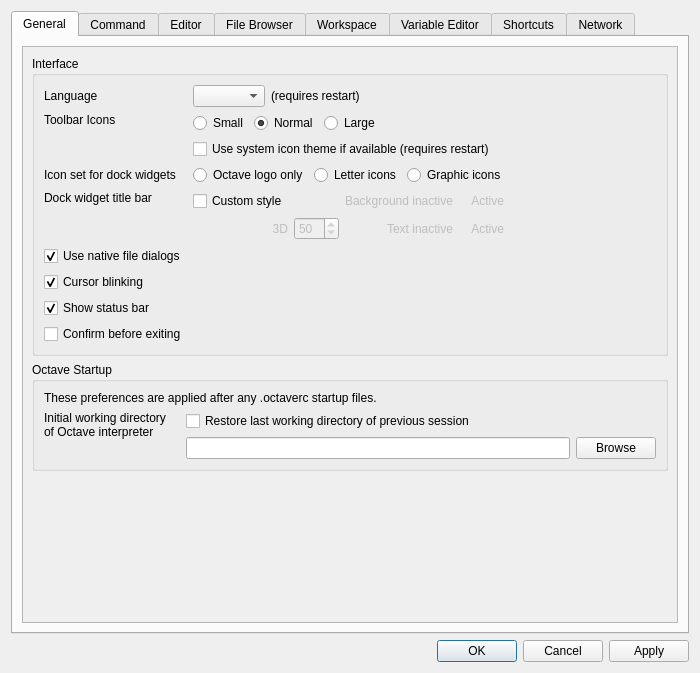
ctaggart/octave, file libgui/src/settings-dialog.ui: the form before one commit.
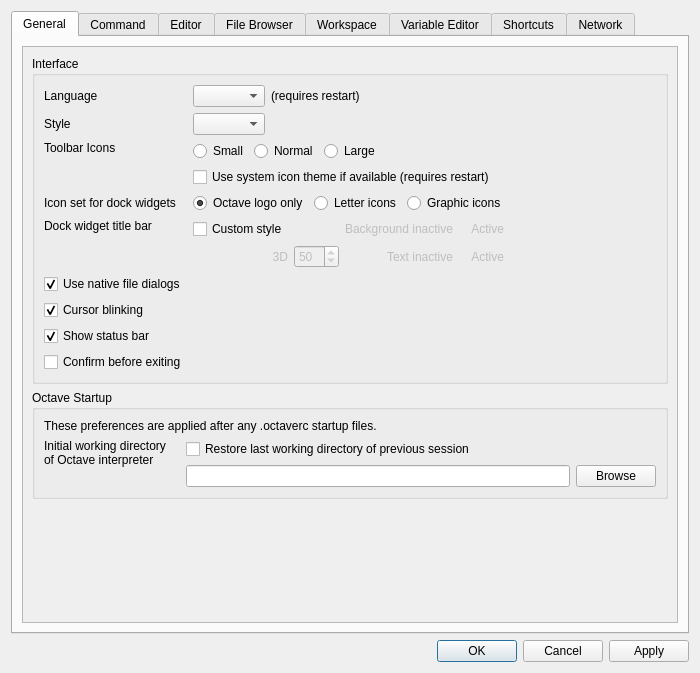
The form after the commit.

Commit message: allow to select the gui style in the preferences dialog

```diff
--- a/libgui/src/settings-dialog.ui
+++ b/libgui/src/settings-dialog.ui
@@ -96,21 +96,157 @@
                   </item>
                  </layout>
                 </item>
+                <item row="7" column="0">
+                 <widget class="QLabel" name="label_15">
+                  <property name="text">
+                   <string>Dock widget title bar</string>
+                  </property>
+                  <property name="alignment">
+                   <set>Qt::AlignLeading|Qt::AlignLeft|Qt::AlignTop</set>
+                  </property>
+                 </widget>
+                </item>
+                <item row="8" column="0">
+                 <widget class="QCheckBox" name="cb_use_native_file_dialogs">
+                  <property name="text">
+                   <string>Use native file dialogs</string>
+                  </property>
+                  <property name="checked">
+                   <bool>true</bool>
+                  </property>
+                 </widget>
+                </item>
+                <item row="3" column="1">
+                 <layout class="QVBoxLayout" name="verticalLayout_5">
+                  <item>
+                   <layout class="QHBoxLayout" name="horizontalLayout_6">
+                    <item>
+                     <widget class="QRadioButton" name="icon_size_small">
+                      <property name="text">
+                       <string>Small</string>
+                      </property>
+                     </widget>
+                    </item>
+                    <item>
+                     <widget class="QRadioButton" name="icon_size_normal">
+                      <property name="text">
+                       <string>Normal</string>
+                      </property>
+                      <property name="checked">
+                       <bool>true</bool>
+                      </property>
+                     </widget>
+                    </item>
+                    <item>
+                     <widget class="QRadioButton" name="icon_size_large">
+                      <property name="text">
+                       <string>Large</string>
+                      </property>
+                     </widget>
+                    </item>
+                    <item>
+                     <spacer name="horizontalSpacer_4">
+                      <property name="orientation">
+                       <enum>Qt::Horizontal</enum>
+                      </property>
+                      <property name="sizeHint" stdset="0">
+                       <size>
+                        <width>40</width>
+                        <height>20</height>
+                       </size>
+                      </property>
+                     </spacer>
+                    </item>
+                   </layout>
+                  </item>
+                  <item>
+                   <widget class="QCheckBox" name="cb_system_icon_theme">
+                    <property name="text">
+                     <string>Use system icon theme if available (requires restart)</string>
+                    </property>
+                   </widget>
+                  </item>
+                 </layout>
+                </item>
+                <item row="9" column="0">
+                 <widget class="QCheckBox" name="cb_cursor_blinking">
+                  <property name="text">
+                   <string>Cursor blinking</string>
+                  </property>
+                  <property name="checked">
+                   <bool>true</bool>
+                  </property>
+                 </widget>
+                </item>
                 <item row="10" column="0">
-                 <widget class="QCheckBox" name="cb_prompt_to_exit">
+                 <widget class="QCheckBox" name="cb_status_bar">
                   <property name="text">
-                   <string>Confirm before exiting</string>
+                   <string>Show status bar</string>
                   </property>
+                  <property name="checked">
+                   <bool>true</bool>
+                  </property>
                  </widget>
                 </item>
-                <item row="1" column="0">
-                 <widget class="QLabel" name="label_2">
+                <item row="5" column="1">
+                 <layout class="QHBoxLayout" name="horizontalLayout_9">
+                  <item>
+                   <widget class="QRadioButton" name="general_icon_octave">
+                    <property name="text">
+                     <string>Octave logo only</string>
+                    </property>
+                    <property name="checked">
+                     <bool>true</bool>
+                    </property>
+                   </widget>
+                  </item>
+                  <item>
+                   <widget class="QRadioButton" name="general_icon_letter">
+                    <property name="text">
+                     <string>Letter icons</string>
+                    </property>
+                   </widget>
+                  </item>
+                  <item>
+                   <widget class="QRadioButton" name="general_icon_graphic">
+                    <property name="text">
+                     <string>Graphic icons</string>
+                    </property>
+                   </widget>
+                  </item>
+                  <item>
+                   <spacer name="horizontalSpacer_6">
+                    <property name="orientation">
+                     <enum>Qt::Horizontal</enum>
+                    </property>
+                    <property name="sizeHint" stdset="0">
+                     <size>
+                      <width>40</width>
+                      <height>20</height>
+                     </size>
+                    </property>
+                   </spacer>
+                  </item>
+                 </layout>
+                </item>
+                <item row="3" column="0">
+                 <widget class="QLabel" name="label_8">
                   <property name="text">
-                   <string>Language</string>
+                   <string>Toolbar Icons</string>
                   </property>
+                  <property name="alignment">
+                   <set>Qt::AlignLeading|Qt::AlignLeft|Qt::AlignTop</set>
+                  </property>
                  </widget>
                 </item>
-                <item row="6" column="1">
+                <item row="5" column="0">
+                 <widget class="QLabel" name="label_9">
+                  <property name="text">
+                   <string>Icon set for dock widgets</string>
+                  </property>
+                 </widget>
+                </item>
+                <item row="7" column="1">
                  <layout class="QHBoxLayout" name="horizontalLayout_4">
                   <item>
                    <layout class="QGridLayout" name="gridLayout_13">
@@ -272,156 +408,47 @@
                   </item>
                  </layout>
                 </item>
-                <item row="6" column="0">
-                 <widget class="QLabel" name="label_15">
+                <item row="11" column="0">
+                 <widget class="QCheckBox" name="cb_prompt_to_exit">
                   <property name="text">
-                   <string>Dock widget title bar</string>
+                   <string>Confirm before exiting</string>
                   </property>
-                  <property name="alignment">
-                   <set>Qt::AlignLeading|Qt::AlignLeft|Qt::AlignTop</set>
-                  </property>
                  </widget>
                 </item>
-                <item row="4" column="1">
-                 <layout class="QHBoxLayout" name="horizontalLayout_9">
-                  <item>
-                   <widget class="QRadioButton" name="general_icon_octave">
-                    <property name="text">
-                     <string>Octave logo only</string>
-                    </property>
-                    <property name="checked">
-                     <bool>true</bool>
-                    </property>
-                   </widget>
-                  </item>
-                  <item>
-                   <widget class="QRadioButton" name="general_icon_letter">
-                    <property name="text">
-                     <string>Letter icons</string>
-                    </property>
-                   </widget>
-                  </item>
-                  <item>
-                   <widget class="QRadioButton" name="general_icon_graphic">
-                    <property name="text">
-                     <string>Graphic icons</string>
-                    </property>
-                   </widget>
-                  </item>
-                  <item>
-                   <spacer name="horizontalSpacer_6">
-                    <property name="orientation">
-                     <enum>Qt::Horizontal</enum>
-                    </property>
-                    <property name="sizeHint" stdset="0">
-                     <size>
-                      <width>40</width>
-                      <height>20</height>
-                     </size>
-                    </property>
-                   </spacer>
-                  </item>
-                 </layout>
-                </item>
-                <item row="4" column="0">
-                 <widget class="QLabel" name="label_9">
+                <item row="1" column="0">
+                 <widget class="QLabel" name="label_2">
                   <property name="text">
-                   <string>Icon set for dock widgets</string>
-                  </property>
-                 </widget>
-                </item>
-                <item row="9" column="0">
-                 <widget class="QCheckBox" name="cb_status_bar">
-                  <property name="text">
-                   <string>Show status bar</string>
-                  </property>
-                  <property name="checked">
-                   <bool>true</bool>
-                  </property>
-                 </widget>
-                </item>
-                <item row="8" column="0">
-                 <widget class="QCheckBox" name="cb_cursor_blinking">
-                  <property name="text">
-                   <string>Cursor blinking</string>
-                  </property>
-                  <property name="checked">
-                   <bool>true</bool>
-                  </property>
-                 </widget>
-                </item>
-                <item row="7" column="0">
-                 <widget class="QCheckBox" name="cb_use_native_file_dialogs">
-                  <property name="text">
-                   <string>Use native file dialogs</string>
-                  </property>
-                  <property name="checked">
-                   <bool>true</bool>
-                  </property>
-                 </widget>
-                </item>
-                <item row="2" column="0">
-                 <widget class="QLabel" name="label_8">
-                  <property name="text">
-                   <string>Toolbar Icons</string>
-                  </property>
-                  <property name="alignment">
-                   <set>Qt::AlignLeading|Qt::AlignLeft|Qt::AlignTop</set>
+                   <string>Language</string>
                   </property>
                  </widget>
                 </item>
                 <item row="2" column="1">
-                 <layout class="QVBoxLayout" name="verticalLayout_5">
+                 <layout class="QHBoxLayout" name="horizontalLayout_17">
                   <item>
-                   <layout class="QHBoxLayout" name="horizontalLayout_6">
-                    <item>
-                     <widget class="QRadioButton" name="icon_size_small">
-                      <property name="text">
-                       <string>Small</string>
-                      </property>
-                     </widget>
-                    </item>
-                    <item>
-                     <widget class="QRadioButton" name="icon_size_normal">
-                      <property name="text">
-                       <string>Normal</string>
-                      </property>
-                      <property name="checked">
-                       <bool>true</bool>
-                      </property>
-                     </widget>
-                    </item>
-                    <item>
-                     <widget class="QRadioButton" name="icon_size_large">
-                      <property name="text">
-                       <string>Large</string>
-                      </property>
-                     </widget>
-                    </item>
-                    <item>
-                     <spacer name="horizontalSpacer_4">
-                      <property name="orientation">
-                       <enum>Qt::Horizontal</enum>
-                      </property>
-                      <property name="sizeHint" stdset="0">
-                       <size>
-                        <width>40</width>
-                        <height>20</height>
-                       </size>
-                      </property>
-                     </spacer>
-                    </item>
-                   </layout>
+                   <widget class="QComboBox" name="combo_styles"/>
                   </item>
                   <item>
-                   <widget class="QCheckBox" name="cb_system_icon_theme">
-                    <property name="text">
-                     <string>Use system icon theme if available (requires restart)</string>
+                   <spacer name="horizontalSpacer">
+                    <property name="orientation">
+                     <enum>Qt::Horizontal</enum>
                     </property>
-                   </widget>
+                    <property name="sizeHint" stdset="0">
+                     <size>
+                      <width>40</width>
+                      <height>20</height>
+                     </size>
+                    </property>
+                   </spacer>
                   </item>
                  </layout>
                 </item>
+                <item row="2" column="0">
+                 <widget class="QLabel" name="label_29">
+                  <property name="text">
+                   <string>Style</string>
+                  </property>
+                 </widget>
+                </item>
                </layout>
               </item>
              </layout>
```
The commit also changes 4 other files.
